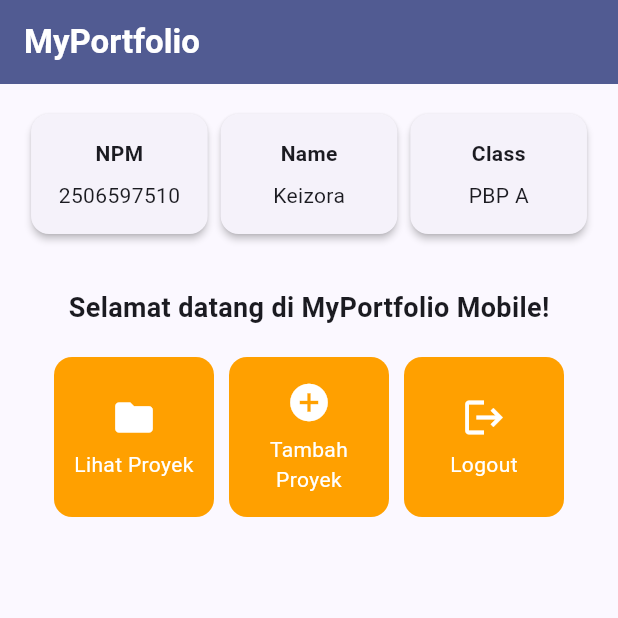
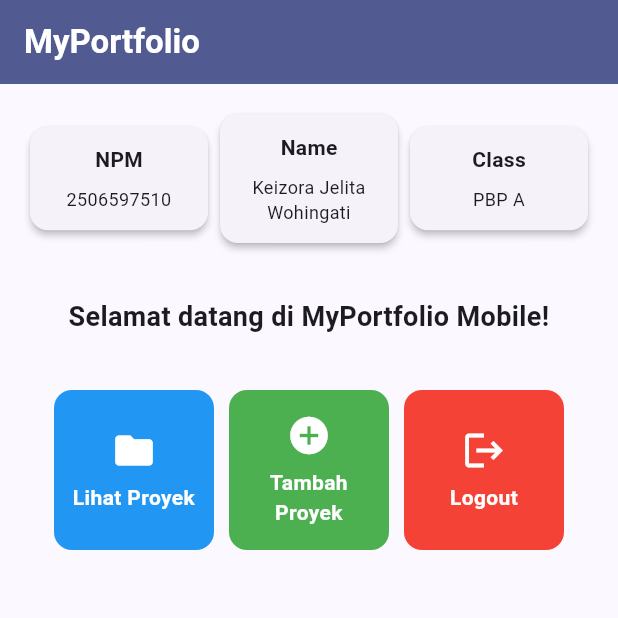
Before and after one commit to keizoraj/myportofolio_mobile, a Flutter app: the screen it shows after launch, on a phone screen of 412 x 824 dp, the top half of it. Run offline on Flutter 3.47's test engine with Material 3 defaults, Android fonts, the phone set to English and light mode, and no system bars.

Commit message:
feat: implement Flutter portfolio homepage

```diff
--- a/lib/menu.dart
+++ b/lib/menu.dart
@@ -7,14 +7,14 @@ class MyHomePage extends StatelessWidget {
 
   // Data pemilik portofolio
   final String npm = "2506597510";
-  final String nama = "Keizora";
+  final String nama = "Keizora Jelita Wohingati";
   final String kelas = "PBP A";
 
   // Daftar tombol menu
   final List<ItemHomepage> items = [
-    ItemHomepage("Lihat Proyek", Icons.folder),
-    ItemHomepage("Tambah Proyek", Icons.add_circle),
-    ItemHomepage("Logout", Icons.logout),
+    ItemHomepage("Lihat Proyek", Icons.folder, Colors.blue),
+    ItemHomepage("Tambah Proyek", Icons.add_circle, Colors.green),
+    ItemHomepage("Logout", Icons.logout, Colors.red),
   ];
 
   @override
@@ -30,31 +30,44 @@ class MyHomePage extends StatelessWidget {
         ),
         backgroundColor: Theme.of(context).colorScheme.primary,
       ),
-      body: Padding(
+      body: SingleChildScrollView(
+        child: Padding(
           padding: const EdgeInsets.all(16.0),
           child: Column(
             crossAxisAlignment: CrossAxisAlignment.center,
             children: [
-            // Kartu informasi pemilik
+              // Kartu informasi pemilik portofolio
               Row(
-              mainAxisAlignment: MainAxisAlignment.spaceEvenly,
                 children: [
-                InfoCard(title: 'NPM', content: npm),
-                InfoCard(title: 'Name', content: nama),
-                InfoCard(title: 'Class', content: kelas),
+                  Expanded(
+                    child: InfoCard(
+                      title: 'NPM',
+                      content: npm,
+                    ),
+                  ),
+                  Expanded(
+                    child: InfoCard(
+                      title: 'Name',
+                      content: nama,
+                    ),
+                  ),
+                  Expanded(
+                    child: InfoCard(
+                      title: 'Class',
+                      content: kelas,
+                    ),
+                  ),
                 ],
               ),
 
               const SizedBox(height: 16.0),
 
               // Sambutan dan menu
-            Center(
-              child: Column(
-                children: [
               const Padding(
                 padding: EdgeInsets.only(top: 16.0),
                 child: Text(
                   'Selamat datang di MyPortfolio Mobile!',
+                  textAlign: TextAlign.center,
                   style: TextStyle(
                     fontWeight: FontWeight.bold,
                     fontSize: 18.0,
@@ -62,22 +75,23 @@ class MyHomePage extends StatelessWidget {
                 ),
               ),
 
+              const SizedBox(height: 16.0),
+
               // Grid menu
               GridView.count(
-                    primary: true,
+                primary: false,
                 padding: const EdgeInsets.all(20),
                 crossAxisSpacing: 10,
                 mainAxisSpacing: 10,
                 crossAxisCount: 3,
                 shrinkWrap: true,
+                physics: const NeverScrollableScrollPhysics(),
                 children: items.map((ItemHomepage item) {
                   return ItemCard(item);
                 }).toList(),
               ),
             ],
           ),
-            ),
-          ],
         ),
       ),
     );
@@ -99,9 +113,8 @@ class InfoCard extends StatelessWidget {
   Widget build(BuildContext context) {
     return Card(
       elevation: 2.0,
-      child: Container(
-        width: MediaQuery.of(context).size.width / 3.5,
-        padding: const EdgeInsets.all(16.0),
+      child: Padding(
+        padding: const EdgeInsets.all(12.0),
         child: Column(
           children: [
             Text(
@@ -111,7 +124,11 @@ class InfoCard extends StatelessWidget {
               ),
             ),
             const SizedBox(height: 8.0),
-            Text(content),
+            Text(
+              content,
+              textAlign: TextAlign.center,
+              style: const TextStyle(fontSize: 12.0),
+            ),
           ],
         ),
       ),
@@ -123,8 +140,9 @@ class InfoCard extends StatelessWidget {
 class ItemHomepage {
   final String name;
   final IconData icon;
+  final Color color;
 
-  ItemHomepage(this.name, this.icon);
+  ItemHomepage(this.name, this.icon, this.color);
 }
 
 // Widget kartu tombol aksi
@@ -136,9 +154,10 @@ class ItemCard extends StatelessWidget {
   @override
   Widget build(BuildContext context) {
     return Material(
-      color: Theme.of(context).colorScheme.secondary,
+      color: item.color,
       borderRadius: BorderRadius.circular(12),
       child: InkWell(
+        borderRadius: BorderRadius.circular(12),
         onTap: () {
           ScaffoldMessenger.of(context)
             ..hideCurrentSnackBar()
@@ -161,14 +180,13 @@ class ItemCard extends StatelessWidget {
                   color: Colors.white,
                   size: 30.0,
                 ),
-                const Padding(
-                  padding: EdgeInsets.all(3),
-                ),
+                const SizedBox(height: 6.0),
                 Text(
                   item.name,
                   textAlign: TextAlign.center,
                   style: const TextStyle(
                     color: Colors.white,
+                    fontWeight: FontWeight.bold,
                   ),
                 ),
               ],
```
Lines whose indentation alone changed are shown as unchanged.
